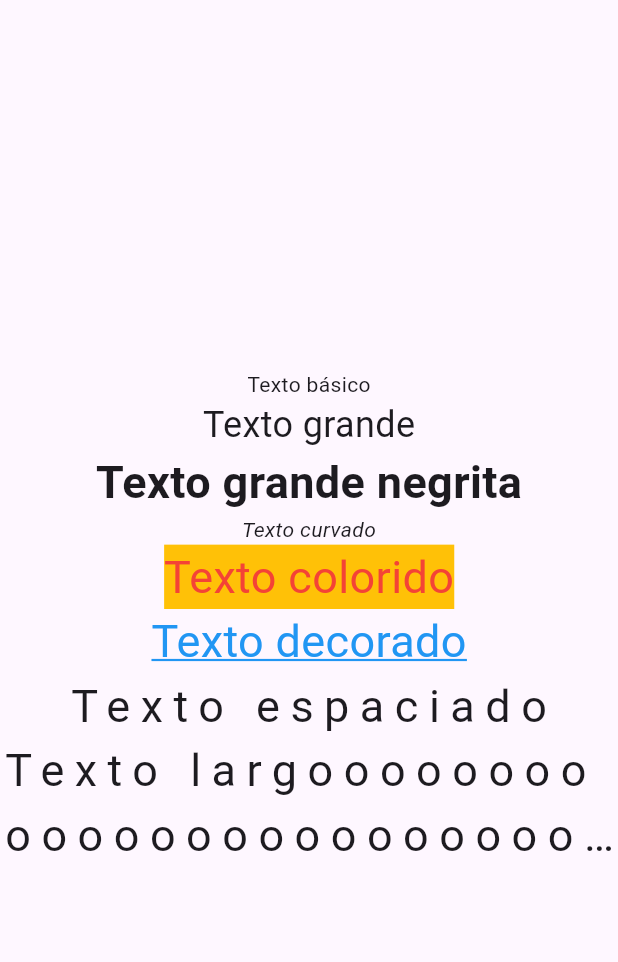
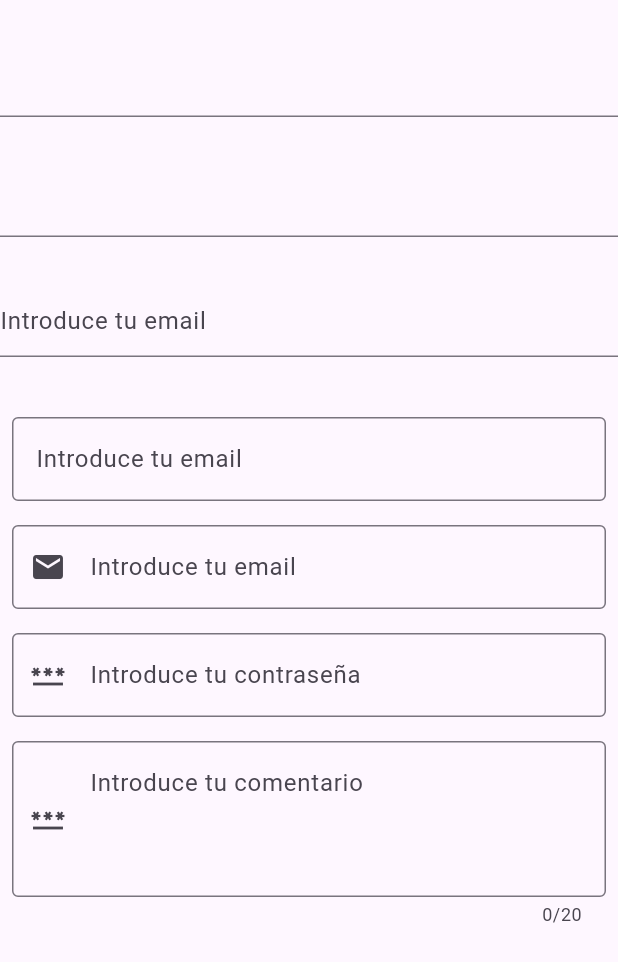
Before and after one commit to Axzyz/basic_flutter, a Flutter app: the screen it shows after launch, on a phone screen of 412 x 824 dp. Shown: the top 962 px of the screen. Run offline on Flutter 3.47's test engine with Material 3 defaults, Android fonts, the phone set to English and light mode, and no system bars.

Commit message:
Widget textfield
Nuevo widget TextField subido

```diff
--- /dev/null
+++ b/lib/components/textfield.dart
@@ -0,0 +1,63 @@
+import 'package:flutter/material.dart';
+
+class TextFieldWidget extends StatelessWidget {
+  const TextFieldWidget({super.key});
+
+  @override
+  Widget build(BuildContext context) {
+    return ListView(
+      children: [
+        SizedBox(height: 30.0),
+        TextField(),
+        SizedBox(height: 32.0),
+        TextField(),
+        SizedBox(height: 32.0),
+        TextField(decoration: InputDecoration(hintText: 'Introduce tu email')),
+        SizedBox(height: 32.0),
+        Padding(
+          padding: EdgeInsets.all(8.0),
+          child: TextField(
+            decoration: InputDecoration(
+              hintText: 'Introduce tu email',
+              border: OutlineInputBorder(),
+            ),
+          ),
+        ),
+        Padding(
+          padding: EdgeInsets.all(8.0),
+          child: TextField(
+            decoration: InputDecoration(
+              prefixIcon: Icon(Icons.email),
+              hintText: 'Introduce tu email',
+              border: OutlineInputBorder(),
+            ),
+          ),
+        ),
+        Padding(
+          padding: EdgeInsets.all(8.0),
+          child: TextField(
+            obscureText: true,
+            decoration: InputDecoration(
+              prefixIcon: Icon(Icons.password),
+              hintText: 'Introduce tu contraseña',
+              border: OutlineInputBorder(),
+            ),
+          ),
+        ),
+        Padding(
+          padding: EdgeInsets.all(8.0),
+          child: TextField(
+            maxLines: 3,
+            maxLength: 20,
+            decoration: InputDecoration(
+              prefixIcon: Icon(Icons.password),
+              hintText: 'Introduce tu comentario',
+              border: OutlineInputBorder(),
+            ),
+          ),
+        ),
+        SizedBox(height: 32.0),
+      ],
+    );
+  }
+}
--- a/lib/main.dart
+++ b/lib/main.dart
@@ -1,6 +1,7 @@
 // import 'package:basic_flutter/layouts/column.dart';
 // import 'package:basic_flutter/layouts/row.dart';
-import 'package:basic_flutter/components/text.dart';
+// import 'package:basic_flutter/components/text.dart';
+import 'package:basic_flutter/components/textfield.dart';
 import 'package:flutter/material.dart';
 
 void main() {
@@ -14,7 +15,8 @@ class MainApp extends StatelessWidget {
   Widget build(BuildContext context) {
     return const MaterialApp(
       home: Scaffold(
-        body: TextWidget()
+        body: TextFieldWidget()
+        // TextWidget()
         // RowWidget()
         // ColumnWidget()
       ),
```
